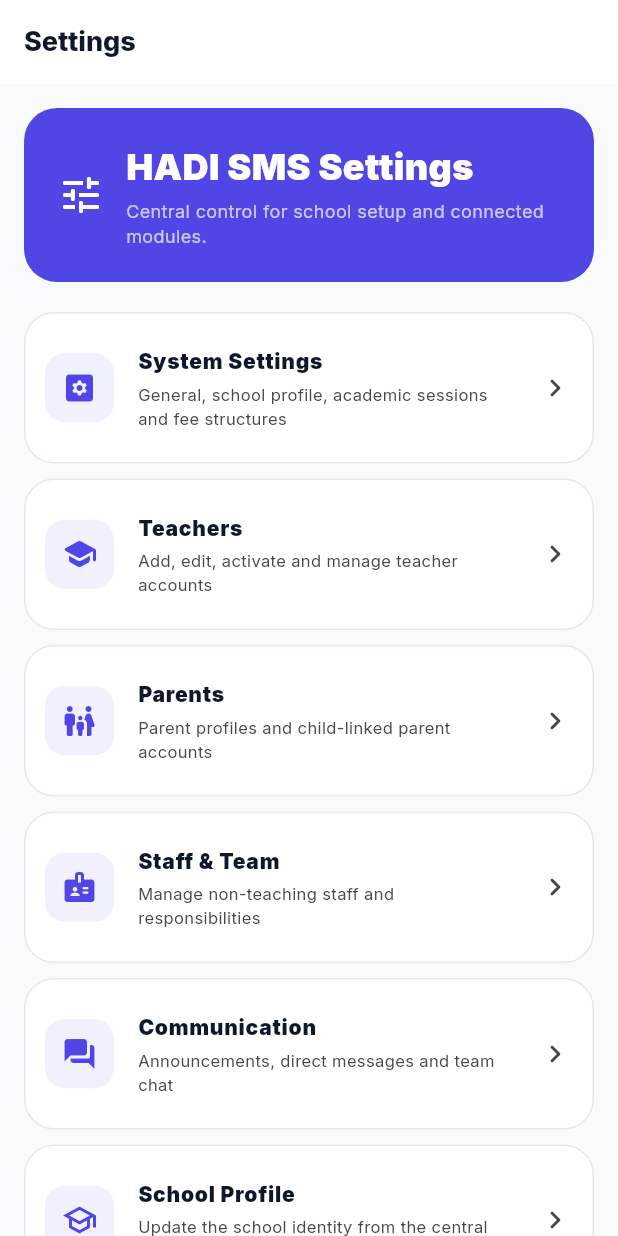
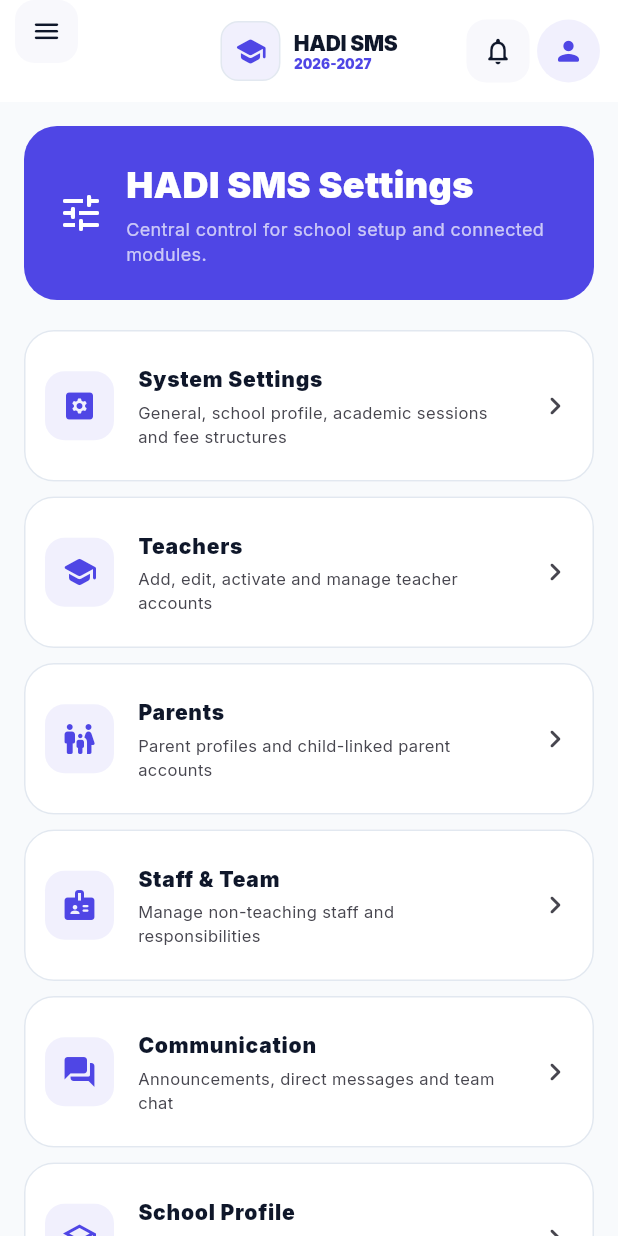
Before and after one commit to noorulhadi324-jpg/hadi_sms, a Flutter app: the SettingsHubScreen screen opened by its route, on a phone screen of 412 x 824 dp. Run offline on Flutter 3.47's test engine with Material 3 defaults, Android fonts, the phone set to English and light mode, and no system bars; our stand-ins replace fl_chart, flutter_riverpod, go_router, google_fonts, image_picker, shimmer and 1 more; accounts and stored records are empty; network calls fail.

Commit message:
Connect settings hub to main wrapper

```diff
--- a/lib/features/settings/presentation/screens/settings_hub_screen.dart
+++ b/lib/features/settings/presentation/screens/settings_hub_screen.dart
@@ -2,6 +2,7 @@ import 'package:flutter/material.dart';
 import 'package:go_router/go_router.dart';
 
 import '../../../../core/constants/app_colors.dart';
+import '../../../../core/widgets/main_wrapper.dart';
 import 'system_settings_screen.dart';
 
 class SettingsHubScreen extends StatelessWidget {
@@ -9,9 +10,8 @@ class SettingsHubScreen extends StatelessWidget {
 
   @override
   Widget build(BuildContext context) {
-    return Scaffold(
-      appBar: AppBar(title: const Text('Settings'), centerTitle: false),
-      body: LayoutBuilder(builder: (context, constraints) {
+    return MainWrapper(
+      child: LayoutBuilder(builder: (context, constraints) {
         final mobile = constraints.maxWidth < 700;
         return ListView(
           padding: EdgeInsets.all(mobile ? 16 : 28),
```
